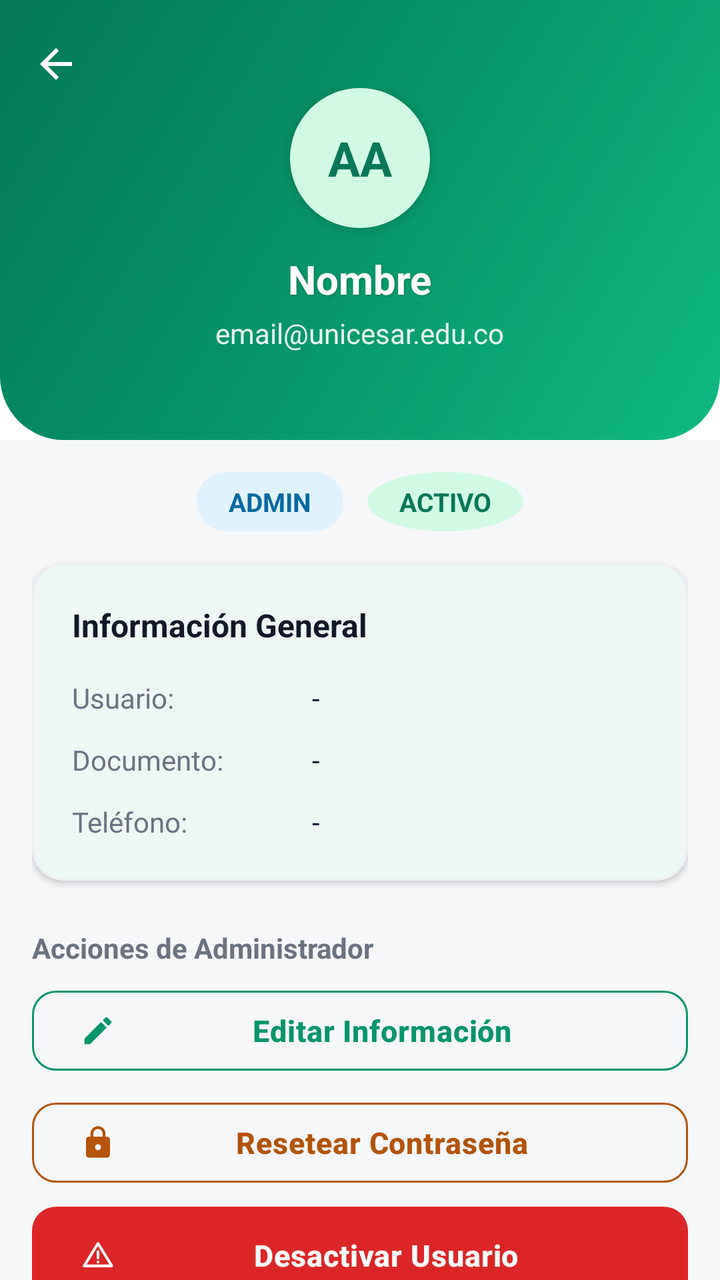
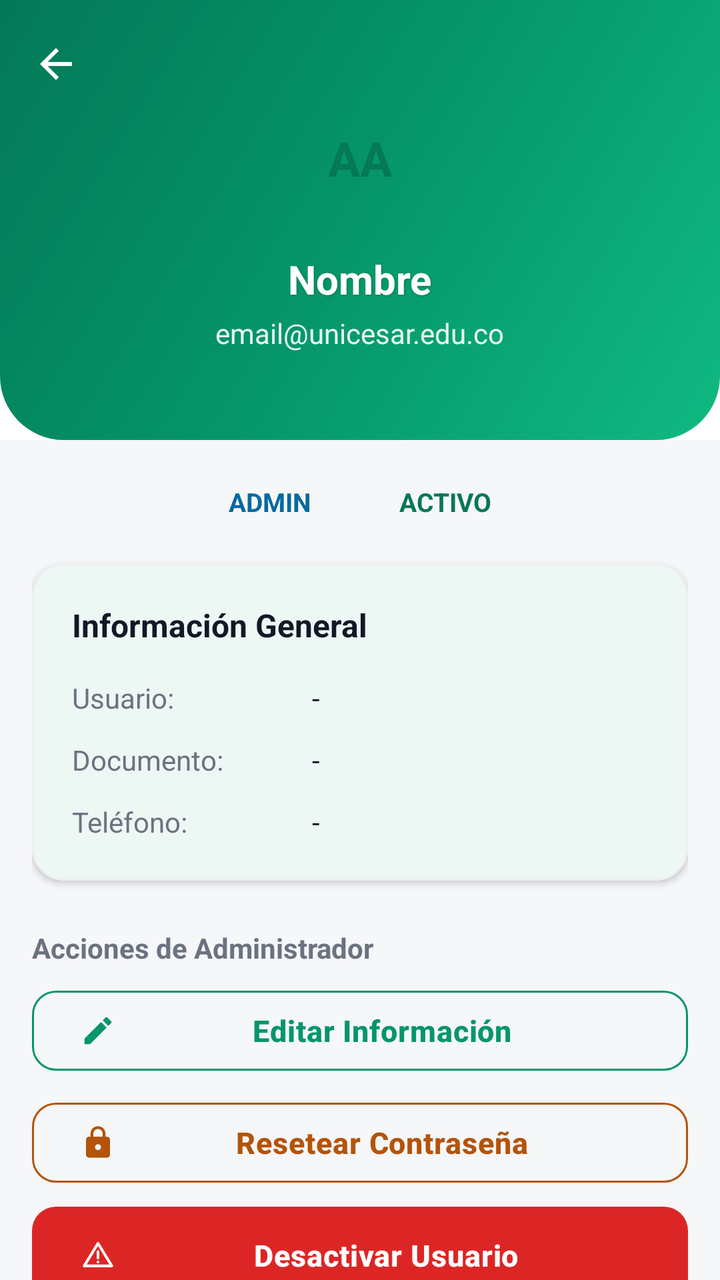

Two renders of the same Android screen: before a commit and after it. Below are the layout's source before the change and the commit's diff.
<!-- AndroidManifest.xml: application theme Theme.BienestarUPC -->
<!-- res/layout/activity_user_detail.xml -->
<?xml version="1.0" encoding="utf-8"?>
<androidx.coordinatorlayout.widget.CoordinatorLayout
    xmlns:android="http://schemas.android.com/apk/res/android"
    xmlns:app="http://schemas.android.com/apk/res-auto"
    android:layout_width="match_parent"
    android:layout_height="match_parent"
    android:background="@color/background_gray">

    <com.google.android.material.appbar.AppBarLayout
        android:id="@+id/app_bar"
        android:layout_width="match_parent"
        android:layout_height="wrap_content"
        android:fitsSystemWindows="true">

        <com.google.android.material.appbar.CollapsingToolbarLayout
            android:id="@+id/collapsing_toolbar"
            android:layout_width="match_parent"
            android:layout_height="220dp"
            android:fitsSystemWindows="true"
            app:contentScrim="@color/green_primary"
            app:expandedTitleMarginStart="16dp"
            app:expandedTitleMarginEnd="16dp"
            app:expandedTitleTextAppearance="@style/TextAppearance.Material3.HeadlineMedium"
            app:collapsedTitleTextAppearance="@style/TextAppearance.Material3.TitleMedium"
            app:layout_scrollFlags="scroll|exitUntilCollapsed">

            <ImageView
                android:layout_width="match_parent"
                android:layout_height="match_parent"
                android:scaleType="centerCrop"
                android:src="@drawable/gradient_header"
                app:layout_collapseMode="parallax" />

            <LinearLayout
                android:layout_width="match_parent"
                android:layout_height="wrap_content"
                android:orientation="vertical"
                android:layout_gravity="center"
                android:gravity="center"
                android:padding="24dp"
                app:layout_collapseMode="parallax">

                <TextView
                    android:id="@+id/txt_iniciales"
                    android:layout_width="70dp"
                    android:layout_height="70dp"
                    android:background="@drawable/badge_circle_green_light"
                    android:gravity="center"
                    android:text="AA"
                    android:textColor="@color/green_primary_dark"
                    android:textSize="24sp"
                    android:textStyle="bold"
                    android:elevation="4dp" />

                <TextView
                    android:id="@+id/txt_nombre"
                    android:layout_width="wrap_content"
                    android:layout_height="wrap_content"
                    android:layout_marginTop="12dp"
                    android:text="Nombre"
                    android:textColor="@color/white"
                    android:textSize="20sp"
                    android:textStyle="bold"
                    android:shadowColor="#40000000"
                    android:shadowDx="1"
                    android:shadowDy="1"
                    android:shadowRadius="2" />

                <TextView
                    android:id="@+id/txt_email"
                    android:layout_width="wrap_content"
                    android:layout_height="wrap_content"
                    android:layout_marginTop="4dp"
                    android:text="email@unicesar.edu.co"
                    android:textColor="@color/white"
                    android:alpha="0.9"
                    android:textSize="14sp" />
            </LinearLayout>

            <com.google.android.material.appbar.MaterialToolbar
                android:id="@+id/toolbar"
                android:layout_width="match_parent"
                android:layout_height="?attr/actionBarSize"
                app:layout_collapseMode="pin"
                app:navigationIcon="@drawable/ic_arrow_back"
                app:navigationIconTint="@color/white" />

        </com.google.android.material.appbar.CollapsingToolbarLayout>
    </com.google.android.material.appbar.AppBarLayout>

    <androidx.core.widget.NestedScrollView
        android:layout_width="match_parent"
        android:layout_height="match_parent"
        android:fillViewport="true"
        app:layout_behavior="@string/appbar_scrolling_view_behavior">

        <LinearLayout
            android:layout_width="match_parent"
            android:layout_height="wrap_content"
            android:orientation="vertical"
            android:padding="16dp">

            <LinearLayout
                android:layout_width="wrap_content"
                android:layout_height="wrap_content"
                android:layout_gravity="center_horizontal"
                android:layout_marginBottom="16dp"
                android:orientation="horizontal">

                <TextView
                    android:id="@+id/txt_rol"
                    android:layout_width="wrap_content"
                    android:layout_height="wrap_content"
                    android:background="@drawable/badge_info"
                    android:paddingHorizontal="16dp"
                    android:paddingVertical="6dp"
                    android:text="ADMIN"
                    android:textColor="@color/info_text"
                    android:textSize="13sp"
                    android:textStyle="bold" />

                <TextView
                    android:id="@+id/txt_estado"
                    android:layout_width="wrap_content"
                    android:layout_height="wrap_content"
                    android:layout_marginStart="12dp"
                    android:text="ACTIVO"
                    android:background="@drawable/badge_circle_green_light"
                    android:paddingHorizontal="16dp"
                    android:paddingVertical="6dp"
                    android:textColor="@color/success_text"
                    android:textSize="13sp"
                    android:textStyle="bold" />
            </LinearLayout>

            <TextView
                android:id="@+id/txt_requiere_cambio"
                android:layout_width="match_parent"
                android:layout_height="wrap_content"
                android:layout_marginBottom="16dp"
                android:text="⚠️ Este usuario requiere un cambio de contraseña en el próximo inicio de sesión."
                android:textColor="@color/warning_text"
                android:textSize="13sp"
                android:textAlignment="center"
                android:background="#FFF3CD"
                android:padding="8dp"
                android:visibility="gone" />

            
            <com.google.android.material.card.MaterialCardView
                android:layout_width="match_parent"
                android:layout_height="wrap_content"
                app:cardBackgroundColor="@color/white_card"
                app:cardCornerRadius="16dp"
                app:cardElevation="2dp">

                <LinearLayout
                    android:layout_width="match_parent"
                    android:layout_height="wrap_content"
                    android:orientation="vertical"
                    android:padding="20dp">

                    <TextView
                        android:layout_width="wrap_content"
                        android:layout_height="wrap_content"
                        android:text="Información General"
                        android:textColor="@color/text_primary"
                        android:textSize="16sp"
                        android:textStyle="bold"
                        android:layout_marginBottom="16dp"/>

                    <LinearLayout
                        android:layout_width="match_parent"
                        android:layout_height="wrap_content"
                        android:orientation="horizontal">

                        <TextView
                            android:layout_width="120dp"
                            android:layout_height="wrap_content"
                            android:text="Usuario:"
                            android:textColor="@color/text_secondary"
                            android:textSize="14sp" />

                        <TextView
                            android:id="@+id/txt_usuario"
                            android:layout_width="0dp"
                            android:layout_height="wrap_content"
                            android:layout_weight="1"
                            android:text="-"
                            android:textColor="@color/text_primary"
                            android:textSize="14sp" />
                    </LinearLayout>

                    <LinearLayout
                        android:layout_width="match_parent"
                        android:layout_height="wrap_content"
                        android:layout_marginTop="12dp"
                        android:orientation="horizontal">

                        <TextView
                            android:layout_width="120dp"
                            android:layout_height="wrap_content"
                            android:text="Documento:"
                            android:textColor="@color/text_secondary"
                            android:textSize="14sp" />

                        <TextView
                            android:id="@+id/txt_documento"
                            android:layout_width="0dp"
                            android:layout_height="wrap_content"
                            android:layout_weight="1"
                            android:text="-"
                            android:textColor="@color/text_primary"
                            android:textSize="14sp" />
                    </LinearLayout>

                    <LinearLayout
                        android:layout_width="match_parent"
                        android:layout_height="wrap_content"
                        android:layout_marginTop="12dp"
                        android:orientation="horizontal">

                        <TextView
                            android:layout_width="120dp"
                            android:layout_height="wrap_content"
                            android:text="Teléfono:"
                            android:textColor="@color/text_secondary"
                            android:textSize="14sp" />

                        <TextView
                            android:id="@+id/txt_telefono"
                            android:layout_width="0dp"
                            android:layout_height="wrap_content"
                            android:layout_weight="1"
                            android:text="-"
                            android:textColor="@color/text_primary"
                            android:textSize="14sp" />
                    </LinearLayout>

                </LinearLayout>
            </com.google.android.material.card.MaterialCardView>

            
            <com.google.android.material.card.MaterialCardView
                android:id="@+id/card_estudiante"
                android:layout_width="match_parent"
                android:layout_height="wrap_content"
                android:layout_marginTop="16dp"
                android:visibility="gone"
                app:cardBackgroundColor="@color/white_card"
                app:cardCornerRadius="16dp"
                app:cardElevation="2dp">

                <LinearLayout
                    android:layout_width="match_parent"
                    android:layout_height="wrap_content"
                    android:orientation="vertical"
                    android:padding="20dp">

                    <TextView
                        android:layout_width="wrap_content"
                        android:layout_height="wrap_content"
                        android:text="Datos Académicos"
                        android:textColor="@color/text_primary"
                        android:textSize="16sp"
                        android:textStyle="bold"
                        android:layout_marginBottom="16dp"/>

                    <LinearLayout
                        android:layout_width="match_parent"
                        android:layout_height="wrap_content"
                        android:orientation="horizontal">

                        <TextView
                            android:layout_width="120dp"
                            android:layout_height="wrap_content"
                            android:text="Código:"
                            android:textColor="@color/text_secondary"
                            android:textSize="14sp" />

                        <TextView
                            android:id="@+id/txt_codigo"
                            android:layout_width="0dp"
                            android:layout_height="wrap_content"
                            android:layout_weight="1"
                            android:text="-"
                            android:textColor="@color/text_primary"
                            android:textSize="14sp" />
                    </LinearLayout>

                    <LinearLayout
                        android:layout_width="match_parent"
                        android:layout_height="wrap_content"
                        android:layout_marginTop="12dp"
                        android:orientation="horizontal">

                        <TextView
                            android:layout_width="120dp"
                            android:layout_height="wrap_content"
                            android:text="Programa:"
                            android:textColor="@color/text_secondary"
                            android:textSize="14sp" />

                        <TextView
                            android:id="@+id/txt_programa"
                            android:layout_width="0dp"
                            android:layout_height="wrap_content"
                            android:layout_weight="1"
                            android:text="-"
                            android:textColor="@color/text_primary"
                            android:textSize="14sp" />
                    </LinearLayout>

                    <LinearLayout
                        android:layout_width="match_parent"
                        android:layout_height="wrap_content"
                        android:layout_marginTop="12dp"
                        android:orientation="horizontal">

                        <TextView
                            android:layout_width="120dp"
                            android:layout_height="wrap_content"
                            android:text="Semestre:"
                            android:textColor="@color/text_secondary"
                            android:textSize="14sp" />

                        <TextView
                            android:id="@+id/txt_semestre"
                            android:layout_width="0dp"
                            android:layout_height="wrap_content"
                            android:layout_weight="1"
                            android:text="-"
                            android:textColor="@color/text_primary"
                            android:textSize="14sp" />
                    </LinearLayout>

                    <LinearLayout
                        android:layout_width="match_parent"
                        android:layout_height="wrap_content"
                        android:layout_marginTop="12dp"
                        android:orientation="horizontal"
                        android:gravity="center_vertical">

                        <TextView
                            android:layout_width="120dp"
                            android:layout_height="wrap_content"
                            android:text="Riesgo:"
                            android:textColor="@color/text_secondary"
                            android:textSize="14sp" />

                        <TextView
                            android:id="@+id/txt_nivel_riesgo"
                            android:layout_width="wrap_content"
                            android:layout_height="wrap_content"
                            android:text="-"
                            android:textColor="@color/text_primary"
                            android:textSize="14sp"
                            android:textStyle="bold"
                            android:paddingHorizontal="10dp"
                            android:paddingVertical="2dp"
                            android:background="@drawable/badge_circle_blue" />
                    </LinearLayout>

                </LinearLayout>
            </com.google.android.material.card.MaterialCardView>

            
            <TextView
                android:layout_width="wrap_content"
                android:layout_height="wrap_content"
                android:layout_marginTop="24dp"
                android:layout_marginBottom="8dp"
                android:text="Acciones de Administrador"
                android:textColor="@color/text_secondary"
                android:textSize="14sp"
                android:textStyle="bold" />

            <com.google.android.material.button.MaterialButton
                android:id="@+id/btn_editar_usuario"
                style="@style/Widget.Material3.Button.OutlinedButton"
                android:layout_width="match_parent"
                android:layout_height="wrap_content"
                android:text="Editar Información"
                app:icon="@drawable/ic_edit"
                app:iconTint="@color/green_primary"
                android:textColor="@color/green_primary"
                app:cornerRadius="12dp"
                app:strokeColor="@color/green_primary" />

            <com.google.android.material.button.MaterialButton
                android:id="@+id/btn_reset_password"
                style="@style/Widget.Material3.Button.OutlinedButton"
                android:layout_width="match_parent"
                android:layout_height="wrap_content"
                android:layout_marginTop="8dp"
                android:text="Resetear Contraseña"
                app:icon="@drawable/ic_lock"
                app:iconTint="@color/warning_text"
                android:textColor="@color/warning_text"
                app:cornerRadius="12dp"
                app:strokeColor="@color/warning_text" />

            <com.google.android.material.button.MaterialButton
                android:id="@+id/btn_toggle_active"
                android:layout_width="match_parent"
                android:layout_height="wrap_content"
                android:layout_marginTop="8dp"
                android:layout_marginBottom="40dp"
                android:text="Desactivar Usuario"
                android:textColor="@color/white_card"
                app:backgroundTint="@color/risk_high_text"
                app:icon="@drawable/ic_warning"
                app:iconTint="@color/white_card"
                app:cornerRadius="12dp" />

        </LinearLayout>
    </androidx.core.widget.NestedScrollView>

</androidx.coordinatorlayout.widget.CoordinatorLayout>
<!-- resources referenced by this layout -->
<resources>
  <color name="background_gray">#F6F7F9</color>
  <color name="green_primary">#059669</color>
  <color name="green_primary_dark">#047857</color>
  <color name="info_text">#0369A1</color>
  <color name="risk_high_text">#DC2626</color>
  <color name="success_text">#047857</color>
  <color name="text_primary">#111827</color>
  <color name="text_secondary">#6B7280</color>
  <color name="warning_text">#B45309</color>
  <color name="white">#FFFFFF</color>
  <color name="white_card">#FFFFFF</color>
  <!-- drawable badge_circle_blue (drawable) -->
  <?xml version="1.0" encoding="utf-8"?>
  <shape xmlns:android="http://schemas.android.com/apk/res/android"
      android:shape="oval">
      <solid android:color="@color/info_bg" />
  </shape>
  <!-- drawable badge_circle_green_light (drawable) -->
  <?xml version="1.0" encoding="utf-8"?>
  <shape xmlns:android="http://schemas.android.com/apk/res/android"
      android:shape="oval">
      <solid android:color="@color/success_bg" />
  </shape>
  <!-- drawable badge_info (drawable) -->
  <?xml version="1.0" encoding="utf-8"?>
  <shape xmlns:android="http://schemas.android.com/apk/res/android"
      android:shape="rectangle">
      <solid android:color="@color/info_bg" />
      <corners android:radius="20dp" />
  </shape>
  <!-- drawable ic_arrow_back (drawable) -->
  <?xml version="1.0" encoding="utf-8"?>
  <vector xmlns:android="http://schemas.android.com/apk/res/android"
      android:width="24dp" android:height="24dp"
      android:viewportWidth="24" android:viewportHeight="24">
      <path
          android:fillColor="#FF000000"
          android:pathData="M20,11H7.83l5.59,-5.59L12,4l-8,8 8,8 1.41,-1.41L7.83,13H20v-2z"/>
  </vector>
  <color name="info_bg">#E0F2FE</color>
  <color name="success_bg">#D1FAE5</color>
  <color name="green_container">#D1FAE5</color>
  <color name="on_primary_container">#053B2A</color>
  <color name="teal_primary">#0D9488</color>
  <color name="teal_light">#CCFBF1</color>
  <color name="surface_container_low">#F8FAFC</color>
  <color name="surface_container">#EFF2F5</color>
  <color name="surface_container_high">#E7EAEE</color>
  <color name="surface_container_highest">#DEE2E8</color>
  <color name="surface_outline">#C9CFD8</color>
  <color name="surface_outline_variant">#E4E7EC</color>
  <color name="error_text">#DC2626</color>
  <style name="Widget.BienestarUPC.Card" parent="Widget.Material3.CardView.Elevated">
          <item name="cardCornerRadius">20dp</item>
          <item name="cardElevation">1dp</item>
          <item name="cardBackgroundColor">@color/white_card</item>
          <item name="strokeColor">@color/stroke_color</item>
          <item name="strokeWidth">1dp</item>
          <item name="rippleColor">@color/green_light</item>
      </style>
  <style name="ThemeOverlay.BienestarUPC.MaterialAlertDialog" parent="ThemeOverlay.Material3.MaterialAlertDialog">
          <item name="shapeAppearanceOverlay">@style/ShapeAppearance.BienestarUPC.Dialog</item>
          <item name="colorSecondary">@color/green_primary</item>
      </style>
  <style name="Widget.BienestarUPC.Snackbar" parent="Widget.Material3.Snackbar">
          <item name="backgroundTint">@color/text_primary</item>
          <item name="android:textColor">@color/white_card</item>
          <item name="shapeAppearanceOverlay">@style/ShapeAppearance.BienestarUPC.Snackbar</item>
      </style>
  <color name="gray_medium">#9CA3AF</color>
  <color name="stroke_color">#EDEFF2</color>
  <color name="green_light">#D1FAE5</color>
  <color name="nav_background">#FFFFFF</color>
  <color name="chip_bg">#F3F4F6</color>
  <color name="chip_text">#111827</color>
  <style name="ShapeAppearance.BienestarUPC.Dialog" parent="ShapeAppearance.Material3.LargeComponent">
          <item name="cornerSize">24dp</item>
      </style>
  <style name="ShapeAppearance.BienestarUPC.Snackbar" parent="ShapeAppearance.Material3.MediumComponent">
          <item name="cornerFamily">rounded</item>
          <item name="cornerSize">14dp</item>
      </style>
  <!-- unchanged entries left out for length: 9 -->
</resources>

<!-- the commit's change to res/layout/activity_user_detail.xml (unified diff, before → after) -->
@@ -4,7 +4,7 @@
     xmlns:app="http://schemas.android.com/apk/res-auto"
     android:layout_width="match_parent"
     android:layout_height="match_parent"
-    android:background="@color/background_gray">
+   >
 
     <com.google.android.material.appbar.AppBarLayout
         android:id="@+id/app_bar"
@@ -24,7 +24,7 @@
             app:collapsedTitleTextAppearance="@style/TextAppearance.Material3.TitleMedium"
             app:layout_scrollFlags="scroll|exitUntilCollapsed">
 
-            <ImageView
+            <ImageView android:contentDescription="@null"
                 android:layout_width="match_parent"
                 android:layout_height="match_parent"
                 android:scaleType="centerCrop"
@@ -44,7 +44,7 @@
                     android:id="@+id/txt_iniciales"
                     android:layout_width="70dp"
                     android:layout_height="70dp"
-                    android:background="@drawable/badge_circle_green_light"
+                   
                     android:gravity="center"
                     android:text="AA"
                     android:textColor="@color/green_primary_dark"
@@ -111,7 +111,7 @@
                     android:id="@+id/txt_rol"
                     android:layout_width="wrap_content"
                     android:layout_height="wrap_content"
-                    android:background="@drawable/badge_info"
+                   
                     android:paddingHorizontal="16dp"
                     android:paddingVertical="6dp"
                     android:text="ADMIN"
@@ -125,7 +125,7 @@
                     android:layout_height="wrap_content"
                     android:layout_marginStart="12dp"
                     android:text="ACTIVO"
-                    android:background="@drawable/badge_circle_green_light"
+                   
                     android:paddingHorizontal="16dp"
                     android:paddingVertical="6dp"
                     android:textColor="@color/success_text"
@@ -142,7 +142,7 @@
                 android:textColor="@color/warning_text"
                 android:textSize="13sp"
                 android:textAlignment="center"
-                android:background="#FFF3CD"
+               
                 android:padding="8dp"
                 android:visibility="gone" />
 
@@ -358,7 +358,7 @@
                             android:textStyle="bold"
                             android:paddingHorizontal="10dp"
                             android:paddingVertical="2dp"
-                            android:background="@drawable/badge_circle_blue" />
+                            />
                     </LinearLayout>
 
                 </LinearLayout>
<!-- resource entries referenced after the edit -->
@@ -11,25 +11,6 @@
   <color name="warning_text">#B45309</color>
   <color name="white">#FFFFFF</color>
   <color name="white_card">#FFFFFF</color>
-  <!-- drawable badge_circle_blue (drawable) -->
-  <?xml version="1.0" encoding="utf-8"?>
-  <shape xmlns:android="http://schemas.android.com/apk/res/android"
-      android:shape="oval">
-      <solid android:color="@color/info_bg" />
-  </shape>
-  <!-- drawable badge_circle_green_light (drawable) -->
-  <?xml version="1.0" encoding="utf-8"?>
-  <shape xmlns:android="http://schemas.android.com/apk/res/android"
-      android:shape="oval">
-      <solid android:color="@color/success_bg" />
-  </shape>
-  <!-- drawable badge_info (drawable) -->
-  <?xml version="1.0" encoding="utf-8"?>
-  <shape xmlns:android="http://schemas.android.com/apk/res/android"
-      android:shape="rectangle">
-      <solid android:color="@color/info_bg" />
-      <corners android:radius="20dp" />
-  </shape>
   <!-- drawable ic_arrow_back (drawable) -->
   <?xml version="1.0" encoding="utf-8"?>
   <vector xmlns:android="http://schemas.android.com/apk/res/android"
@@ -39,8 +20,6 @@
           android:fillColor="#FF000000"
           android:pathData="M20,11H7.83l5.59,-5.59L12,4l-8,8 8,8 1.41,-1.41L7.83,13H20v-2z"/>
   </vector>
-  <color name="info_bg">#E0F2FE</color>
-  <color name="success_bg">#D1FAE5</color>
   <color name="green_container">#D1FAE5</color>
   <color name="on_primary_container">#053B2A</color>
   <color name="teal_primary">#0D9488</color>
